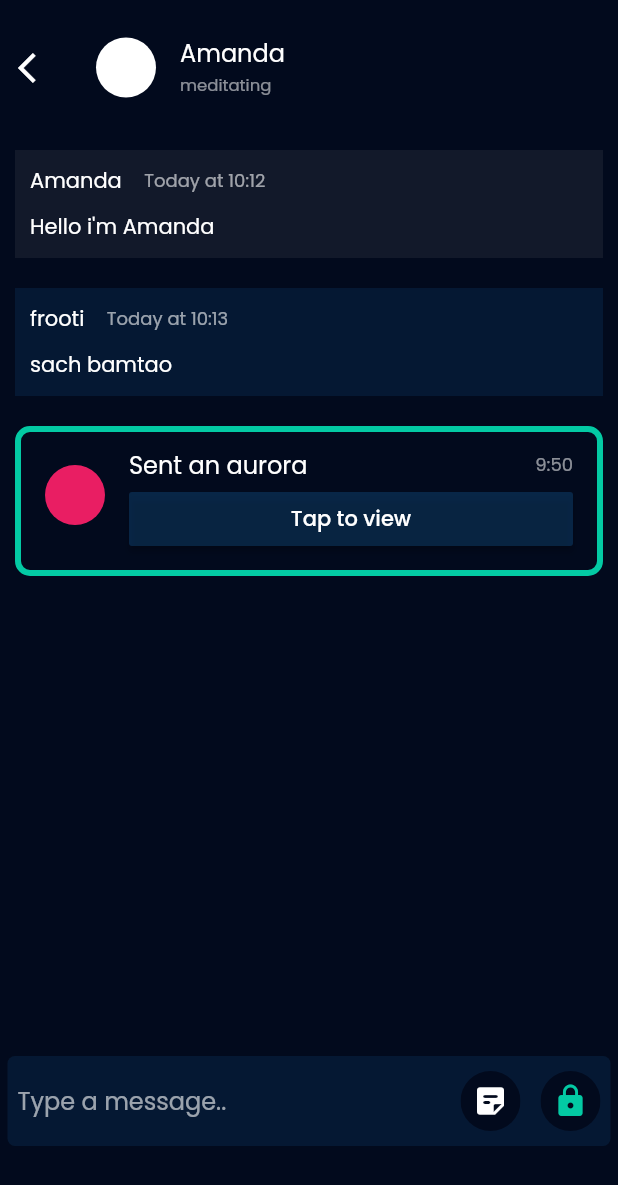
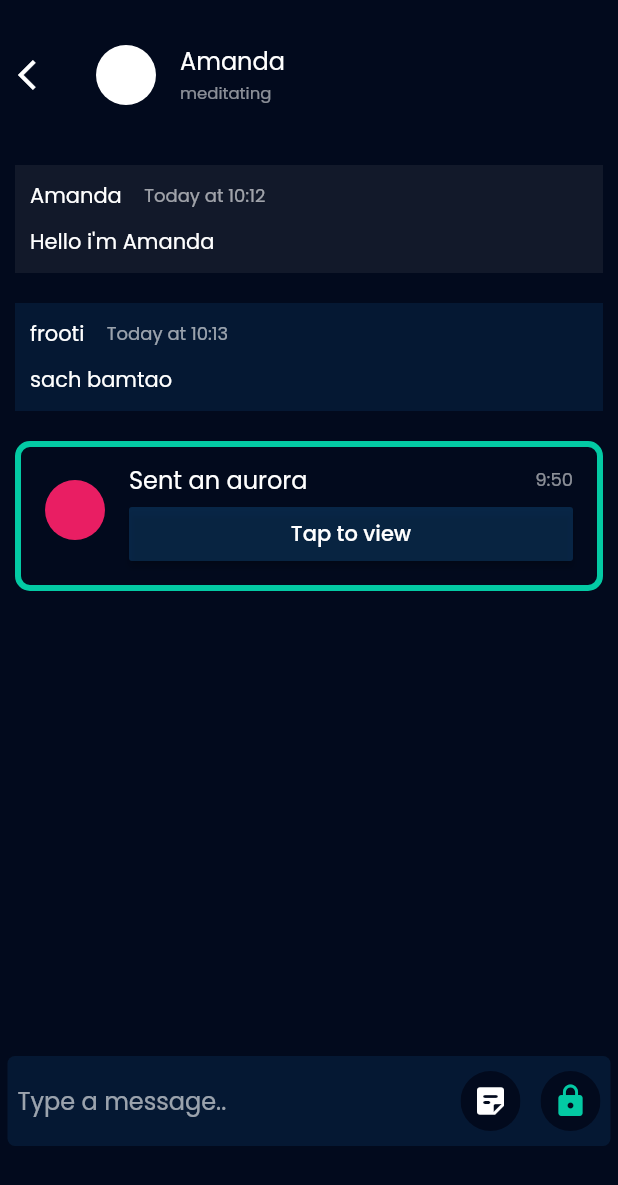
Before and after one commit to aakzsh/awestruck, a Flutter app: the Messaging screen opened directly, on a phone screen of 412 x 824 dp. Shown: the top 1185 px of the screen. Run offline on Flutter 3.47's test engine with Material 2 defaults, Android fonts, the phone set to English and light mode, and no system bars; our stand-ins replace cloud_firestore, eva_icons_flutter, firebase_auth, firebase_core, google_fonts, just_audio and 6 more; missing offline and left inert: audio_session, panorama, particles_flutter; accounts and stored records are empty; key blocks and very long unbroken strings in the code were emptied for the run.

Commit message:
fix small bugs

```diff
--- a/lib/auth/login.dart
+++ b/lib/auth/login.dart
@@ -39,7 +39,7 @@ class _LoginState extends State<Login> {
                   Container(
                     child: Padding(
                       padding: EdgeInsets.all(
-                        20,
+                        10,
                       ),
                       child: TextField(
                         onChanged: (val1) {
@@ -62,7 +62,7 @@ class _LoginState extends State<Login> {
                   Container(
                     child: Padding(
                       padding: EdgeInsets.all(
-                        20,
+                        10,
                       ),
                       child: TextField(
                         onChanged: (val2) {
--- a/lib/auth/signup.dart
+++ b/lib/auth/signup.dart
@@ -61,7 +61,7 @@ class _SignupState extends State<Signup> {
                   Container(
                     child: Padding(
                       padding: EdgeInsets.all(
-                        20,
+                        10,
                       ),
                       child: TextField(
                         onChanged: (emaill) {
@@ -85,7 +85,7 @@ class _SignupState extends State<Signup> {
                   Container(
                     child: Padding(
                       padding: EdgeInsets.all(
-                        20,
+                        10,
                       ),
                       child: TextField(
                         onChanged: (namee) {
@@ -111,7 +111,7 @@ class _SignupState extends State<Signup> {
                   Container(
                     child: Padding(
                       padding: EdgeInsets.all(
-                        20,
+                        10,
                       ),
                       child: TextField(
                         onChanged: (namee) {
--- a/lib/chat/messaging.dart
+++ b/lib/chat/messaging.dart
@@ -16,12 +16,15 @@ class _MessagingState extends State<Messaging> {
         width: w,
         color: Palette().bluebg,
         height: h,
-        child: Column(
+        child: SingleChildScrollView(
+
+          child: Column(
           children: <Widget>[
             Container(
-              height: 90,
+              height: 100,
               // color: Colors.pink,
-              child: Row(
+              child: Center(child:
+              Row(
                 children: <Widget>[
                   IconButton(
                       onPressed: () {
@@ -45,9 +48,10 @@ class _MessagingState extends State<Messaging> {
                       ))
                 ],
               ),
+              )
             ),
             Container(
-              height: h - 210,
+              height: h - 220,
               child: ListView(children: <Widget>[
                 sendText("Amanda", "Today at 10:12", "Hello i'm Amanda"),
                 receiveText("frooti", "Today at 10:13", "sach bamtao"),
@@ -99,6 +103,7 @@ class _MessagingState extends State<Messaging> {
             )
           ],
         ),
+        )
       ),
     );
   }
--- a/lib/stars_sighting/create_room.dart
+++ b/lib/stars_sighting/create_room.dart
@@ -160,8 +160,9 @@ class _CreateRoomState extends State<CreateRoom> {
                                 ),
                                 IconButton(
                                     onPressed: () {
-                                      Clipboard.setData(
-                                          ClipboardData(text: UniversalCode));
+                                      Clipboard.setData(ClipboardData(
+                                              text: UniversalCode))
+                                          .then((value) => {print("hello")});
                                     },
                                     icon: Icon(
                                       Icons.copy,
```
Also changed, not shown: lib/profile/profile.dart (+15 -6 lines).
